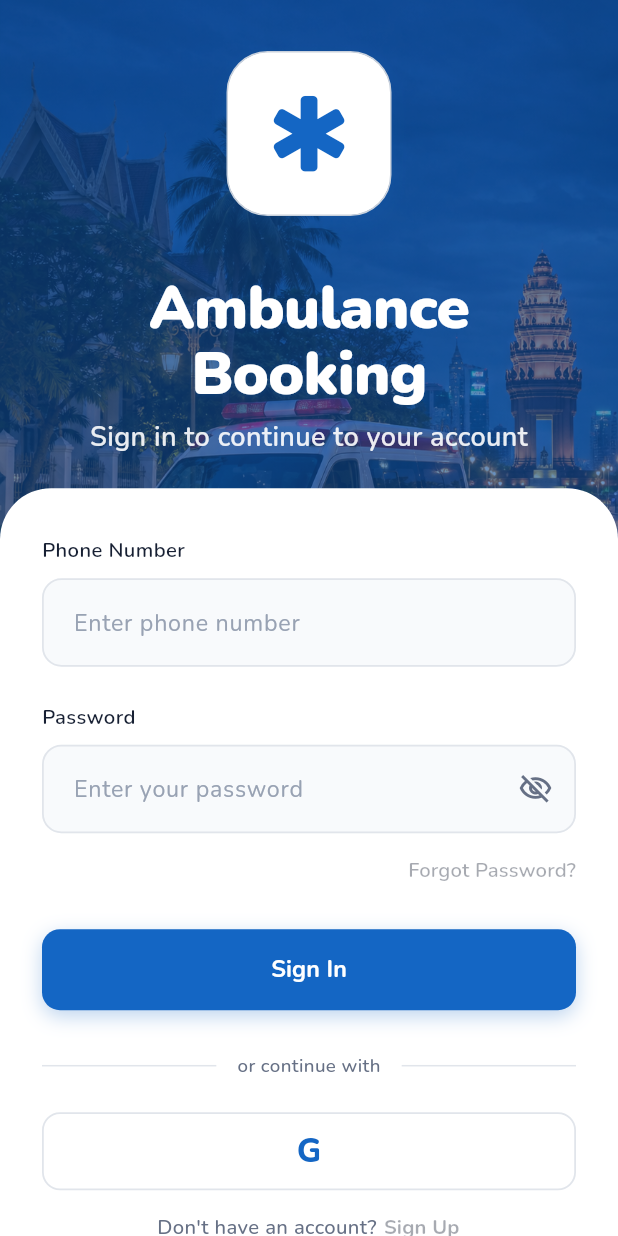
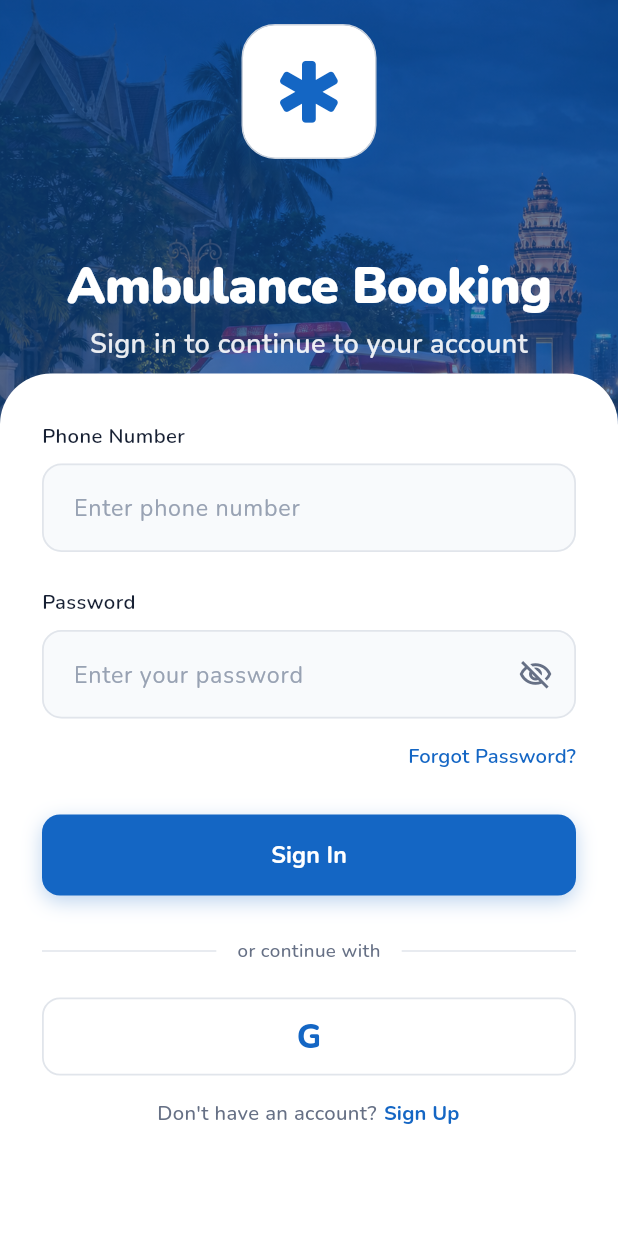
Before and after one commit to sembunly/ambulance_app, a Flutter app: the AuthenticationView screen opened by its route, on a phone screen of 412 x 824 dp. Run offline on Flutter 3.47's test engine with Material 3 defaults, Android fonts, the phone set to English and light mode, and no system bars; our stand-ins replace dio, equatable, flutter_local_notifications, flutter_secure_storage, geolocator, get and 3 more; accounts and stored records are empty; network calls fail.

Commit message:
fix: refine login layout

```diff
--- a/lib/app/modules/authentication/views/authentication_view.dart
+++ b/lib/app/modules/authentication/views/authentication_view.dart
@@ -1,6 +1,9 @@
+import 'dart:math' as math;
+
 import 'package:flutter/material.dart';
 import 'package:get/get.dart';
 
+import '../../../routes/app_pages.dart';
 import '../../../theme/app_theme.dart';
 import '../controllers/authentication_controller.dart';
 
@@ -15,18 +18,38 @@ class AuthenticationView extends GetView<AuthenticationController> {
       resizeToAvoidBottomInset: true,
       body: LayoutBuilder(
         builder: (context, constraints) {
-          final sheetTop = (constraints.maxHeight * 0.395).clamp(286.0, 390.0);
+          final height = constraints.maxHeight;
+          final keyboardOpen =
+              View.of(context).viewInsets.bottom > 0 ||
+              MediaQuery.viewInsetsOf(context).bottom > 0;
+          final largeText = MediaQuery.textScalerOf(context).scale(14) > 14.5;
+          final allowScroll = keyboardOpen || height < 820 || largeText;
+          final sheetTop = keyboardOpen
+              ? 160.0
+              : math.min(
+                  (height * 0.35).clamp(220.0, 330.0),
+                  math.max(220.0, height - 575),
+                );
           final horizontalPadding = constraints.maxWidth < 360 ? 20.0 : 28.0;
-          return SingleChildScrollView(
-            key: const Key('loginScrollView'),
-            child: ConstrainedBox(
-              constraints: BoxConstraints(minHeight: constraints.maxHeight),
-              child: Column(
-                crossAxisAlignment: CrossAxisAlignment.stretch,
+          final contentHeight = allowScroll
+              ? math.max(height, sheetTop + 575)
+              : height;
+          final content = SizedBox(
+            height: contentHeight,
+            child: Stack(
               children: [
-                  SizedBox(height: sheetTop + 34, child: const _LoginHero()),
-                  Transform.translate(
-                    offset: const Offset(0, -34),
+                Positioned(
+                  top: 0,
+                  left: 0,
+                  right: 0,
+                  height: sheetTop + 34,
+                  child: _LoginHero(compactForKeyboard: keyboardOpen),
+                ),
+                Positioned(
+                  top: sheetTop,
+                  left: 0,
+                  right: 0,
+                  bottom: 0,
                   child: Container(
                     decoration: const BoxDecoration(
                       color: AppColors.surface,
@@ -56,7 +79,14 @@ class AuthenticationView extends GetView<AuthenticationController> {
                 ),
               ],
             ),
-            ),
+          );
+          return SingleChildScrollView(
+            key: const Key('loginScrollView'),
+            physics: allowScroll
+                ? const ClampingScrollPhysics()
+                : const NeverScrollableScrollPhysics(),
+            keyboardDismissBehavior: ScrollViewKeyboardDismissBehavior.onDrag,
+            child: content,
           );
         },
       ),
@@ -65,7 +95,9 @@ class AuthenticationView extends GetView<AuthenticationController> {
 }
 
 class _LoginHero extends StatelessWidget {
-  const _LoginHero();
+  const _LoginHero({required this.compactForKeyboard});
+
+  final bool compactForKeyboard;
 
   @override
   Widget build(BuildContext context) {
@@ -87,6 +119,28 @@ class _LoginHero extends StatelessWidget {
           bottom: false,
           child: LayoutBuilder(
             builder: (context, constraints) {
+              if (compactForKeyboard) {
+                return Padding(
+                  padding: const EdgeInsets.fromLTRB(20, 16, 20, 48),
+                  child: Row(
+                    children: [
+                      const _MedicalLogo(size: 60),
+                      const SizedBox(width: 16),
+                      const Expanded(
+                        child: Text(
+                          'Ambulance Booking',
+                          key: Key('loginTitle'),
+                          style: TextStyle(
+                            color: AppColors.onPrimary,
+                            fontSize: 23,
+                            fontWeight: FontWeight.w900,
+                          ),
+                        ),
+                      ),
+                    ],
+                  ),
+                );
+              }
               final compact = constraints.maxHeight < 330;
               return Padding(
                 padding: EdgeInsets.fromLTRB(
@@ -212,6 +266,7 @@ class _LoginFormState extends State<_LoginForm> {
 
   @override
   Widget build(BuildContext context) {
+    final compactForError = widget.errorMessage != null;
     return Form(
       key: _formKey,
       child: Column(
@@ -232,7 +287,7 @@ class _LoginFormState extends State<_LoginForm> {
                 ? 'Phone number is required'
                 : null,
           ),
-          const SizedBox(height: 24),
+          SizedBox(height: compactForError ? 16 : 24),
           const _Label('Password'),
           const SizedBox(height: 9),
           TextFormField(
@@ -276,12 +331,14 @@ class _LoginFormState extends State<_LoginForm> {
               ),
             ),
           ],
-          const SizedBox(height: 8),
+          SizedBox(height: compactForError ? 4 : 8),
           Align(
             alignment: Alignment.centerRight,
             child: TextButton(
               key: const Key('forgotPasswordButton'),
-              onPressed: null,
+              onPressed: widget.isLoading
+                  ? null
+                  : () => Get.toNamed(Routes.forgotPassword),
               style: TextButton.styleFrom(
                 minimumSize: const Size(0, 34),
                 padding: EdgeInsets.zero,
@@ -293,7 +350,7 @@ class _LoginFormState extends State<_LoginForm> {
               ),
             ),
           ),
-          const SizedBox(height: 22),
+          SizedBox(height: compactForError ? 16 : 22),
           DecoratedBox(
             decoration: BoxDecoration(
               borderRadius: BorderRadius.circular(12),
@@ -343,9 +400,9 @@ class _LoginFormState extends State<_LoginForm> {
               ),
             ),
           ),
-          const SizedBox(height: 28),
+          SizedBox(height: compactForError ? 14 : 28),
           const _SocialDivider(),
-          const SizedBox(height: 22),
+          SizedBox(height: compactForError ? 10 : 22),
           SizedBox(
             height: 52,
             child: OutlinedButton(
@@ -382,7 +439,9 @@ class _LoginFormState extends State<_LoginForm> {
               ),
               TextButton(
                 key: const Key('loginSignupButton'),
-                onPressed: null,
+                onPressed: widget.isLoading
+                    ? null
+                    : () => Get.toNamed(Routes.signup),
                 style: TextButton.styleFrom(
                   minimumSize: const Size(0, 30),
                   padding: const EdgeInsets.symmetric(horizontal: 1),
```
Lines whose indentation alone changed are shown as unchanged.
